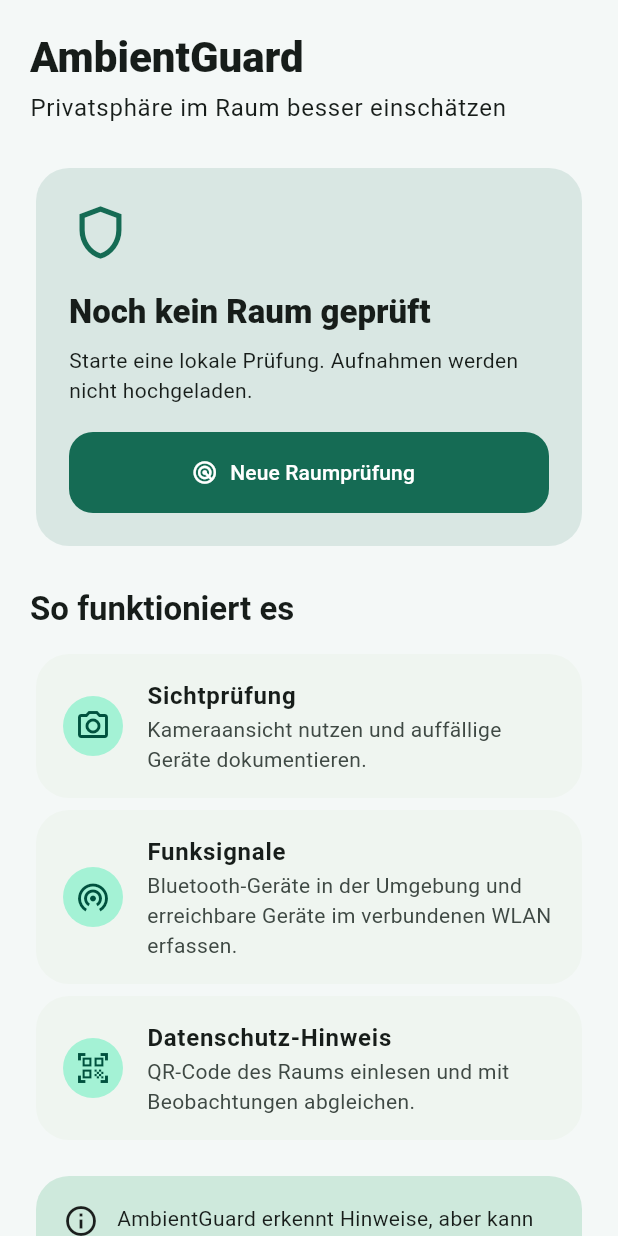
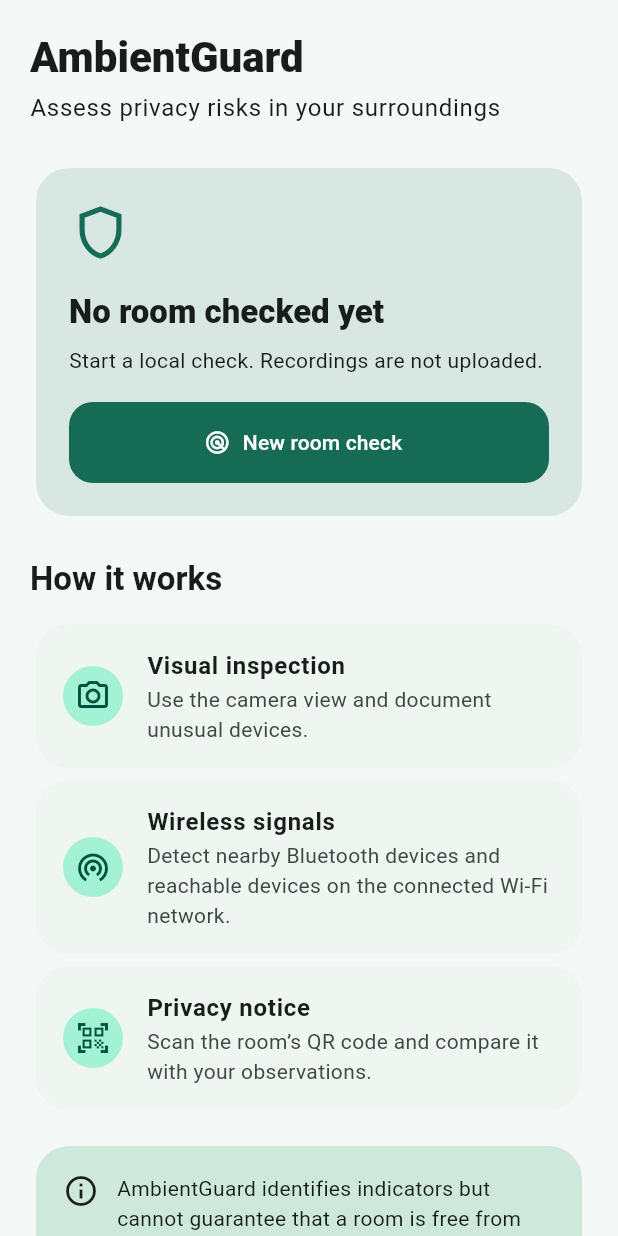
Before and after one commit to MEMVEXA-by-MW/Ambientguard-, a Flutter app: the _Dashboard widget shown alone on an empty page, opened directly with empty values, on a phone screen of 412 x 824 dp. Run offline on Flutter 3.47's test engine with Material 3 defaults, Android fonts, the phone set to English and light mode, and no system bars; our stand-ins replace permission_handler, shared_preferences; missing offline and left inert: flutter_reactive_ble, mobile_scanner; accounts and stored records are empty.

Commit message:
Update home_screen.dart

```diff
--- a/lib/screens/home_screen.dart
+++ b/lib/screens/home_screen.dart
@@ -1,20 +1,26 @@
 import 'package:flutter/material.dart';
 
+import '../l10n/app_localizations.dart';
 import '../models/finding.dart';
 import '../models/room_scan.dart';
 import '../state/app_state.dart';
 import 'onboarding_screen.dart';
+import 'scan_detail_screen.dart';
 import 'scan_screen.dart';
-import 'scan_detail_screen.dart';
 import 'settings_screen.dart';
 
 class HomeScreen extends StatefulWidget {
-  const HomeScreen({required this.state, super.key});
+  const HomeScreen({
+    required this.state,
+    super.key,
+  });
 
   final AppState state;
 
   @override
-  State<HomeScreen> createState() => _HomeScreenState();
+  State<HomeScreen> createState() {
+    return _HomeScreenState();
+  }
 }
 
 class _HomeScreenState extends State<HomeScreen> {
@@ -23,8 +29,12 @@ class _HomeScreenState extends State<HomeScreen> {
   @override
   void initState() {
     super.initState();
+
     widget.state.addListener(_refresh);
-    WidgetsBinding.instance.addPostFrameCallback((_) => _showOnboarding());
+
+    WidgetsBinding.instance.addPostFrameCallback(
+      (_) => _showOnboarding(),
+    );
   }
 
   @override
@@ -33,14 +43,25 @@ class _HomeScreenState extends State<HomeScreen> {
     super.dispose();
   }
 
-  void _refresh() => setState(() {});
+  void _refresh() {
+    if (mounted) {
+      setState(() {});
+    }
+  }
 
   Future<void> _showOnboarding() async {
-    if (widget.state.onboardingComplete || !mounted) return;
+    if (widget.state.onboardingComplete || !mounted) {
+      return;
+    }
+
     await Navigator.of(context).push(
       MaterialPageRoute<void>(
         fullscreenDialog: true,
-        builder: (_) => OnboardingScreen(state: widget.state),
+        builder: (_) {
+          return OnboardingScreen(
+            state: widget.state,
+          );
+        },
       ),
     );
   }
@@ -48,26 +69,52 @@ class _HomeScreenState extends State<HomeScreen> {
   @override
   Widget build(BuildContext context) {
     final pages = [
-      _Dashboard(state: widget.state, onScan: _startScan),
+      _Dashboard(
+        state: widget.state,
+        onScan: _startScan,
+      ),
       _History(state: widget.state),
       SettingsScreen(state: widget.state),
     ];
+
     return Scaffold(
-      body: SafeArea(child: pages[index]),
+      body: SafeArea(
+        child: pages[index],
+      ),
       bottomNavigationBar: NavigationBar(
         selectedIndex: index,
-        onDestinationSelected: (value) => setState(() => index = value),
-        destinations: const [
-          NavigationDestination(icon: Icon(Icons.shield_outlined), selectedIcon: Icon(Icons.shield), label: 'Übersicht'),
-          NavigationDestination(icon: Icon(Icons.history), label: 'Verlauf'),
-          NavigationDestination(icon: Icon(Icons.settings_outlined), label: 'Einstellungen'),
+        onDestinationSelected: (value) {
+          setState(() {
+            index = value;
+          });
+        },
+        destinations: [
+          NavigationDestination(
+            icon: const Icon(
+              Icons.shield_outlined,
+            ),
+            selectedIcon: const Icon(Icons.shield),
+            label: context.tr('overview'),
+          ),
+          NavigationDestination(
+            icon: const Icon(Icons.history),
+            label: context.tr('history'),
+          ),
+          NavigationDestination(
+            icon: const Icon(
+              Icons.settings_outlined,
+            ),
+            label: context.tr('settings'),
+          ),
         ],
       ),
       floatingActionButton: index == 0
           ? FloatingActionButton.extended(
               onPressed: _startScan,
               icon: const Icon(Icons.radar),
-              label: const Text('Raum prüfen'),
+              label: Text(
+                context.tr('checkRoom'),
+              ),
             )
           : null,
     );
@@ -75,48 +122,104 @@ class _HomeScreenState extends State<HomeScreen> {
 
   Future<void> _startScan() async {
     await Navigator.of(context).push(
-      MaterialPageRoute<void>(builder: (_) => ScanScreen(state: widget.state)),
+      MaterialPageRoute<void>(
+        builder: (_) {
+          return ScanScreen(
+            state: widget.state,
+          );
+        },
+      ),
     );
   }
 }
 
 class _Dashboard extends StatelessWidget {
-  const _Dashboard({required this.state, required this.onScan});
+  const _Dashboard({
+    required this.state,
+    required this.onScan,
+  });
 
   final AppState state;
   final VoidCallback onScan;
 
   @override
   Widget build(BuildContext context) {
-    final last = state.scans.isEmpty ? null : state.scans.first;
+    final last =
+        state.scans.isEmpty ? null : state.scans.first;
+
     return ListView(
-      padding: const EdgeInsets.fromLTRB(20, 20, 20, 104),
+      padding: const EdgeInsets.fromLTRB(
+        20,
+        20,
+        20,
+        104,
+      ),
       children: [
-        Text('AmbientGuard', style: Theme.of(context).textTheme.headlineMedium?.copyWith(fontWeight: FontWeight.w800)),
+        Text(
+          'AmbientGuard',
+          style: Theme.of(context)
+              .textTheme
+              .headlineMedium
+              ?.copyWith(
+                fontWeight: FontWeight.w800,
+              ),
+        ),
         const SizedBox(height: 4),
-        Text('Privatsphäre im Raum besser einschätzen', style: Theme.of(context).textTheme.bodyLarge),
+        Text(
+          context.tr('tagline'),
+          style: Theme.of(context).textTheme.bodyLarge,
+        ),
         const SizedBox(height: 24),
-        _StatusCard(scan: last, onScan: onScan),
+        _StatusCard(
+          scan: last,
+          onScan: onScan,
+        ),
         const SizedBox(height: 24),
-        Text('So funktioniert es', style: Theme.of(context).textTheme.titleLarge?.copyWith(fontWeight: FontWeight.w700)),
+        Text(
+          context.tr('howItWorks'),
+          style: Theme.of(context)
+              .textTheme
+              .titleLarge
+              ?.copyWith(
+                fontWeight: FontWeight.w700,
+              ),
+        ),
         const SizedBox(height: 12),
-        const _Step(icon: Icons.camera_alt_outlined, title: 'Sichtprüfung', text: 'Kameraansicht nutzen und auffällige Geräte dokumentieren.'),
-        const _Step(
+        _Step(
+          icon: Icons.camera_alt_outlined,
+          title: context.tr('visualInspection'),
+          text: context.tr('visualInspectionText'),
+        ),
+        _Step(
           icon: Icons.wifi_tethering,
-  title: 'Funksignale',
-  text: 'Bluetooth-Geräte in der Umgebung und erreichbare Geräte im verbundenen WLAN erfassen.',
+          title: context.tr('radioSignals'),
+          text: context.tr('radioSignalsText'),
         ),
-        const _Step(icon: Icons.qr_code_scanner, title: 'Datenschutz-Hinweis', text: 'QR-Code des Raums einlesen und mit Beobachtungen abgleichen.'),
+        _Step(
+          icon: Icons.qr_code_scanner,
+          title: context.tr('privacyNotice'),
+          text: context.tr('privacyNoticeText'),
+        ),
         const SizedBox(height: 16),
         Card(
-          color: Theme.of(context).colorScheme.secondaryContainer,
-          child: const Padding(
-            padding: EdgeInsets.all(18),
-            child: Row(crossAxisAlignment: CrossAxisAlignment.start, children: [
-              Icon(Icons.info_outline),
-              SizedBox(width: 12),
-              Expanded(child: Text('AmbientGuard erkennt Hinweise, aber kann nicht garantieren, dass ein Raum frei von Kameras oder Mikrofonen ist.')),
-            ]),
+          color: Theme.of(context)
+              .colorScheme
+              .secondaryContainer,
+          child: Padding(
+            padding: const EdgeInsets.all(18),
+            child: Row(
+              crossAxisAlignment:
+                  CrossAxisAlignment.start,
+              children: [
+                const Icon(Icons.info_outline),
+                const SizedBox(width: 12),
+                Expanded(
+                  child: Text(
+                    context.tr('roomDisclaimer'),
+                  ),
+                ),
+              ],
+            ),
           ),
         ),
       ],
@@ -125,79 +228,202 @@ class _Dashboard extends StatelessWidget {
 }
 
 class _StatusCard extends StatelessWidget {
-  const _StatusCard({required this.scan, required this.onScan});
+  const _StatusCard({
+    required this.scan,
+    required this.onScan,
+  });
+
   final RoomScan? scan;
   final VoidCallback onScan;
 
   @override
   Widget build(BuildContext context) {
-    final color = scan == null ? Theme.of(context).colorScheme.primary : _riskColor(scan!.overallRisk);
+    final color = scan == null
+        ? Theme.of(context).colorScheme.primary
+        : _riskColor(scan!.overallRisk);
+
+    final title = scan == null
+        ? context.tr('noRoomChecked')
+        : context.tr(
+            'lastRating',
+            {'score': scan!.score},
+          );
+
+    final subtitle = scan == null
+        ? context.tr('startLocalCheck')
+        : context.tr(
+            'scanSummary',
+            {
+              'label': scan!.label,
+              'count': scan!.findings.length,
+            },
+          );
+
     return Card(
       color: color.withValues(alpha: 0.12),
       child: Padding(
         padding: const EdgeInsets.all(22),
-        child: Column(crossAxisAlignment: CrossAxisAlignment.start, children: [
-          Icon(scan == null ? Icons.shield_outlined : Icons.shield, size: 42, color: color),
+        child: Column(
+          crossAxisAlignment:
+              CrossAxisAlignment.start,
+          children: [
+            Icon(
+              scan == null
+                  ? Icons.shield_outlined
+                  : Icons.shield,
+              size: 42,
+              color: color,
+            ),
             const SizedBox(height: 18),
-          Text(scan == null ? 'Noch kein Raum geprüft' : 'Letzte Bewertung: ${scan!.score}/100', style: Theme.of(context).textTheme.titleLarge?.copyWith(fontWeight: FontWeight.w800)),
+            Text(
+              title,
+              style: Theme.of(context)
+                  .textTheme
+                  .titleLarge
+                  ?.copyWith(
+                    fontWeight: FontWeight.w800,
+                  ),
+            ),
             const SizedBox(height: 8),
-          Text(scan == null ? 'Starte eine lokale Prüfung. Aufnahmen werden nicht hochgeladen.' : '${scan!.label} · ${scan!.findings.length} Hinweise'),
+            Text(subtitle),
             const SizedBox(height: 18),
-          FilledButton.icon(onPressed: onScan, icon: const Icon(Icons.radar), label: const Text('Neue Raumprüfung')),
-        ]),
+            FilledButton.icon(
+              onPressed: onScan,
+              icon: const Icon(Icons.radar),
+              label: Text(
+                context.tr('newRoomCheck'),
+              ),
+            ),
+          ],
+        ),
       ),
     );
   }
 }
 
 class _Step extends StatelessWidget {
-  const _Step({required this.icon, required this.title, required this.text});
+  const _Step({
+    required this.icon,
+    required this.title,
+    required this.text,
+  });
+
   final IconData icon;
   final String title;
   final String text;
+
   @override
-  Widget build(BuildContext context) => Card(
+  Widget build(BuildContext context) {
+    return Card(
       child: ListTile(
-          contentPadding: const EdgeInsets.symmetric(horizontal: 18, vertical: 8),
-          leading: CircleAvatar(child: Icon(icon)),
-          title: Text(title, style: const TextStyle(fontWeight: FontWeight.w700)),
+        contentPadding: const EdgeInsets.symmetric(
+          horizontal: 18,
+          vertical: 8,
+        ),
+        leading: CircleAvatar(
+          child: Icon(icon),
+        ),
+        title: Text(
+          title,
+          style: const TextStyle(
+            fontWeight: FontWeight.w700,
+          ),
+        ),
         subtitle: Text(text),
       ),
     );
   }
+}
 
 class _History extends StatelessWidget {
-  const _History({required this.state});
+  const _History({
+    required this.state,
+  });
+
   final AppState state;
+
   @override
-  Widget build(BuildContext context) => Scaffold(
-        appBar: AppBar(title: const Text('Lokales Protokoll')),
+  Widget build(BuildContext context) {
+    return Scaffold(
+      appBar: AppBar(
+        title: Text(
+          context.tr('localLog'),
+        ),
+      ),
       body: state.scans.isEmpty
-            ? const Center(child: Padding(padding: EdgeInsets.all(32), child: Text('Noch keine gespeicherten Raumprüfungen.')))
+          ? Center(
+              child: Padding(
+                padding: const EdgeInsets.all(32),
+                child: Text(
+                  context.tr('noSavedChecks'),
+                ),
+              ),
+            )
           : ListView.separated(
               padding: const EdgeInsets.all(16),
               itemCount: state.scans.length,
-                separatorBuilder: (context, index) => const SizedBox(height: 8),
+              separatorBuilder: (context, index) {
+                return const SizedBox(height: 8);
+              },
               itemBuilder: (context, index) {
                 final scan = state.scans[index];
+
+                final date =
+                    MaterialLocalizations.of(context)
+                        .formatCompactDate(
+                  scan.createdAt,
+                );
+
                 return Card(
                   child: ListTile(
-                      leading: CircleAvatar(backgroundColor: _riskColor(scan.overallRisk).withValues(alpha: .15), child: Text('${scan.score}')),
-                      title: Text(scan.label, style: const TextStyle(fontWeight: FontWeight.w700)),
-                      subtitle: Text('${_date(scan.createdAt)} · ${scan.findings.length} Hinweise'),
-                      trailing: const Icon(Icons.chevron_right),
-                      onTap: () => Navigator.of(context).push(MaterialPageRoute<void>(builder: (_) => ScanDetailScreen(scan: scan))),
+                    leading: CircleAvatar(
+                      backgroundColor:
+                          _riskColor(
+                            scan.overallRisk,
+                          ).withValues(alpha: 0.15),
+                      child: Text('${scan.score}'),
+                    ),
+                    title: Text(
+                      scan.label,
+                      style: const TextStyle(
+                        fontWeight: FontWeight.w700,
+                      ),
+                    ),
+                    subtitle: Text(
+                      '$date · ${context.tr(
+                        'savedFindings',
+                        {
+                          'count':
+                              scan.findings.length,
+                        },
+                      )}',
+                    ),
+                    trailing: const Icon(
+                      Icons.chevron_right,
+                    ),
+                    onTap: () {
+                      Navigator.of(context).push(
+                        MaterialPageRoute<void>(
+                          builder: (_) {
+                            return ScanDetailScreen(
+                              scan: scan,
+                            );
+                          },
+                        ),
+                      );
+                    },
                   ),
                 );
               },
             ),
     );
   }
+}
 
-Color _riskColor(RiskLevel risk) => switch (risk) {
+Color _riskColor(RiskLevel risk) {
+  return switch (risk) {
     RiskLevel.low => const Color(0xFF16855B),
     RiskLevel.medium => const Color(0xFFE28A08),
     RiskLevel.high => const Color(0xFFD43D3D),
   };
-
-String _date(DateTime value) => '${value.day.toString().padLeft(2, '0')}.${value.month.toString().padLeft(2, '0')}.${value.year}';
+}
```
Lines whose indentation alone changed are shown as unchanged.
